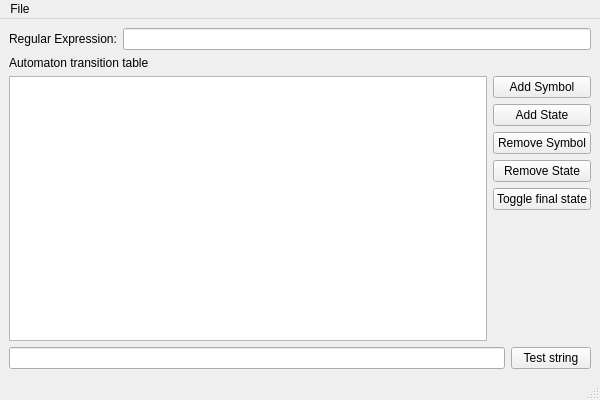
First picture: the form in ui/main_window.ui, repository matheuspb/simone, before the edit.
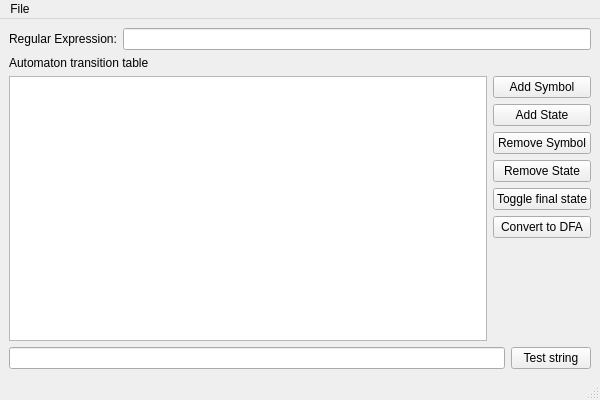
Second picture: the form after the edit.

Commit message: load/save automata shortcuts

What changed in the file:
```diff
--- a/ui/main_window.ui
+++ b/ui/main_window.ui
@@ -87,6 +87,13 @@
             </property>
            </widget>
           </item>
+          <item>
+           <widget class="QPushButton" name="determinizationButton">
+            <property name="text">
+             <string>Convert to DFA</string>
+            </property>
+           </widget>
+          </item>
           <item>
            <spacer name="verticalSpacer">
             <property name="orientation">
```
Left out of the diff: 11 changed lines with no effect on the pictures. The commit also changes 2 other files.
